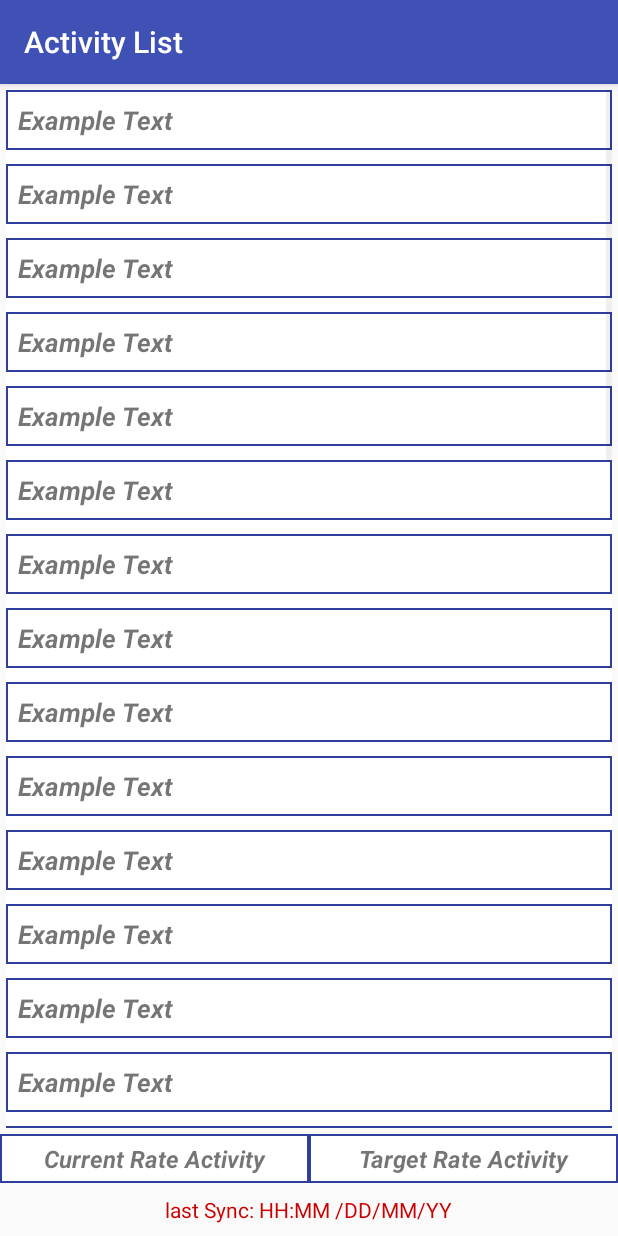
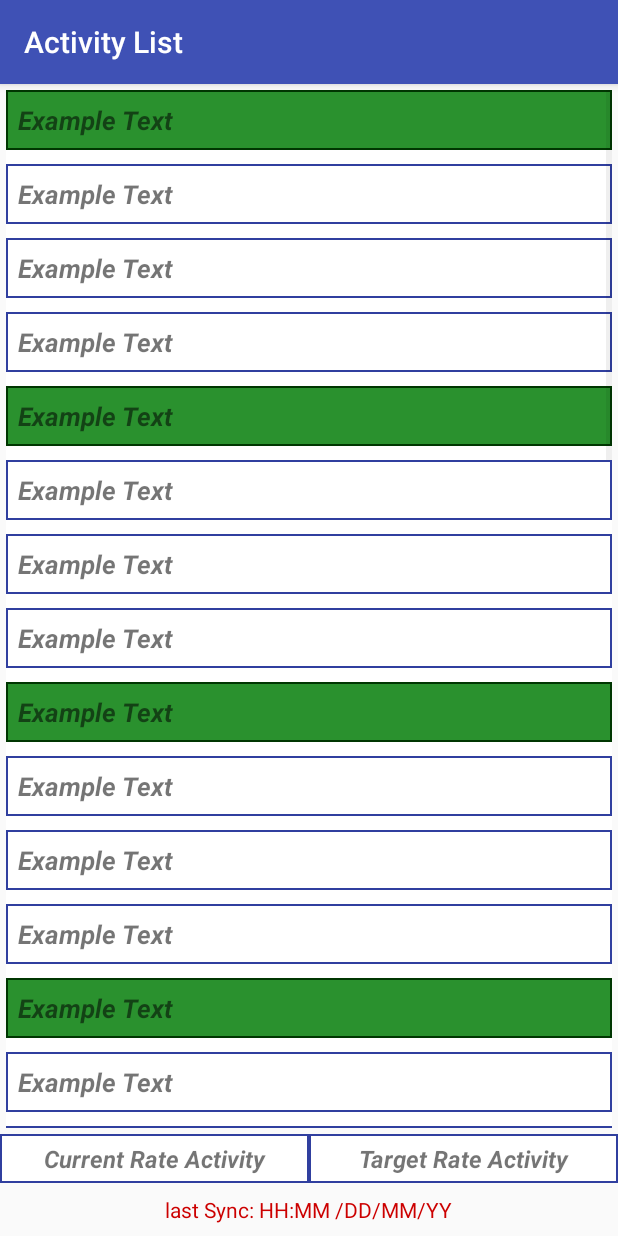
Before and after one commit to rahulrainaaa/TestApp, an Android app: the HomePageActivity screen opened directly, with no data from a screen before it, on a phone screen of 412 x 824 dp. Run offline under Robolectric (Android 15) with nearby library versions, the phone set to English and light mode, and no system bars.

Commit message:
Initial Commit

```diff
--- a/app/src/main/java/app/testapp/ActivityListAdapter.java
+++ b/app/src/main/java/app/testapp/ActivityListAdapter.java
@@ -1,10 +1,12 @@
 package app.testapp;
 
 import android.app.Activity;
+import android.os.Build;
 import android.view.LayoutInflater;
 import android.view.View;
 import android.view.ViewGroup;
 import android.widget.ArrayAdapter;
+import android.widget.LinearLayout;
 
 import java.util.ArrayList;
 
@@ -31,15 +33,21 @@ public class ActivityListAdapter extends ArrayAdapter<String> {
         View view = convertView;
         if (view == null) {
             view = inflater.inflate(R.layout.list_activitylist, null);
-            if (position % 4 == 0) {
+        }
+        LinearLayout linearLayout = (LinearLayout)view.findViewById(R.id.linearlayout);
+        if (position % 4 == 0) {
+            if (Build.VERSION.SDK_INT >= Build.VERSION_CODES.LOLLIPOP) {
+                linearLayout.setBackground(activity.getDrawable(R.drawable.rect_border_green));
+            } else {
+                //linearLayout.setBackground(activity.getDrawable(R.drawable.rect_border_green));
+            }
 
-            } else if (position % 4 == 1) {
+        } else if (position % 4 == 1) {
 
-            } else if (position % 4 == 2) {
+        } else if (position % 4 == 2) {
 
-            } else if (position % 4 == 3) {
+        } else if (position % 4 == 3) {
 
-            }
         }
         return view;
     }
--- a/app/src/main/res/drawable/rect_border_gray.xml
+++ b/app/src/main/res/drawable/rect_border_gray.xml
@@ -3,7 +3,7 @@
 
     <stroke
         android:width="1dp"
-        android:color="@color/colorPrimaryDark" />
+        android:color="#4e4e4e" />
 
     <padding
         android:bottom="1dp"
@@ -13,6 +13,6 @@
 
     <corners android:radius="0dp" />
 
-    <solid android:color="#ffffffff" />
+    <solid android:color="#8c8c8c" />
 
 </shape>
--- a/app/src/main/res/drawable/rect_border_green.xml
+++ b/app/src/main/res/drawable/rect_border_green.xml
@@ -3,7 +3,7 @@
 
     <stroke
         android:width="1dp"
-        android:color="@color/colorPrimaryDark" />
+        android:color="#003601" />
 
     <padding
         android:bottom="1dp"
@@ -13,6 +13,6 @@
 
     <corners android:radius="0dp" />
 
-    <solid android:color="#ffffffff" />
+    <solid android:color="#2a912e" />
 
 </shape>
--- a/app/src/main/res/drawable/rect_border_red.xml
+++ b/app/src/main/res/drawable/rect_border_red.xml
@@ -3,7 +3,7 @@
 
     <stroke
         android:width="1dp"
-        android:color="@color/colorPrimaryDark" />
+        android:color="#860000" />
 
     <padding
         android:bottom="1dp"
@@ -13,6 +13,6 @@
 
     <corners android:radius="0dp" />
 
-    <solid android:color="#ffffffff" />
+    <solid android:color="#9b3737" />
 
 </shape>
--- a/app/src/main/res/drawable/rect_border_yellow.xml
+++ b/app/src/main/res/drawable/rect_border_yellow.xml
@@ -3,7 +3,7 @@
 
     <stroke
         android:width="1dp"
-        android:color="@color/colorPrimaryDark" />
+        android:color="#8b7f00" />
 
     <padding
         android:bottom="1dp"
@@ -13,6 +13,6 @@
 
     <corners android:radius="0dp" />
 
-    <solid android:color="#ffffffff" />
+    <solid android:color="#fff06d" />
 
 </shape>
--- a/app/src/main/res/layout/list_activitylist.xml
+++ b/app/src/main/res/layout/list_activitylist.xml
@@ -2,6 +2,7 @@
 <LinearLayout xmlns:android="http://schemas.android.com/apk/res/android"
     android:layout_width="match_parent"
     android:layout_height="match_parent"
+    android:id="@+id/linearlayout"
     android:background="@drawable/rect_border"
     android:gravity="center">
 
```
